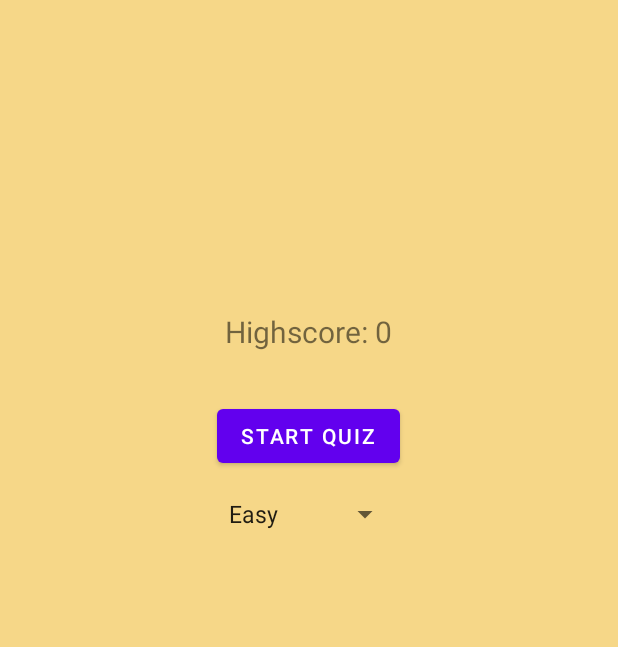
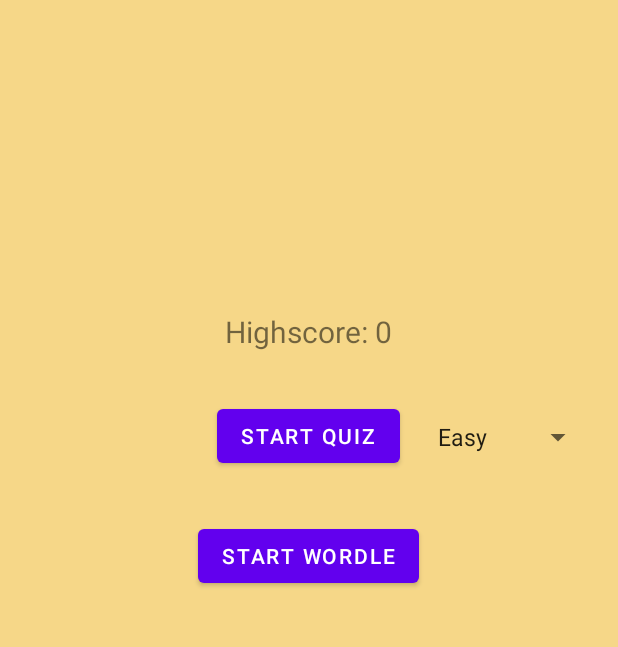
Before and after one commit to SamCull/CognitiveApp, an Android app: the screen it shows after launch (StartingScreenActivity), on a phone screen of 412 x 824 dp, the part 224-871 px from its top. Run offline under Robolectric (Android 15) with nearby library versions, the phone set to English and light mode, and no system bars.

Commit message:
Created new game button

```diff
--- a/app/src/main/java/com/vogella/android/cognitiveapp/StartingScreenActivity.java
+++ b/app/src/main/java/com/vogella/android/cognitiveapp/StartingScreenActivity.java
@@ -5,6 +5,7 @@ import androidx.appcompat.app.AppCompatActivity;
 
 import android.content.Intent;
 import android.content.SharedPreferences;
+import android.net.Uri;
 import android.os.Bundle;
 import android.view.View;
 import android.widget.ArrayAdapter;
@@ -24,10 +25,20 @@ public class StartingScreenActivity extends AppCompatActivity {
 
     private int highscore;
 
+    Button button_start_wordle;
+
     @Override
     protected void onCreate(Bundle savedInstanceState) {
         super.onCreate(savedInstanceState);
         setContentView(R.layout.activity_starting_screen);
+
+        button_start_wordle = findViewById(R.id.button_start_wordle);
+        button_start_wordle.setOnClickListener(new View.OnClickListener() {
+            @Override
+            public void onClick(View v) {
+                goLink("https://www.nytimes.com/games/wordle/index.html");
+            }
+        });
 
         textViewHighscore = findViewById(R.id.text_view_highscore);
         spinnerDifficulty = findViewById(R.id.spinner_difficulty);
@@ -48,6 +59,11 @@ public class StartingScreenActivity extends AppCompatActivity {
                 startQuiz();
             }
         });
+    }
+
+    private void goLink(String s) { //Class to fetch URL online
+        Uri uri = Uri.parse(s);
+        startActivity(new Intent(Intent.ACTION_VIEW,uri));
     }
 
     private void startQuiz() {
--- a/app/src/main/res/layout/activity_starting_screen.xml
+++ b/app/src/main/res/layout/activity_starting_screen.xml
@@ -36,12 +36,25 @@
         android:layout_centerInParent="true"
         android:text="Start Quiz" />
 
+    <Button
+        android:id="@+id/button_start_wordle"
+        android:layout_width="wrap_content"
+        android:layout_height="wrap_content"
+        android:layout_below="@+id/button_start_quiz"
+        android:layout_centerInParent="true"
+        android:layout_marginStart="32dp"
+        android:layout_marginTop="32dp"
+        android:layout_marginEnd="32dp"
+        android:layout_marginBottom="32dp"
+        android:text="Start Wordle" />
+
     <Spinner
         android:id="@+id/spinner_difficulty"
         android:layout_width="wrap_content"
         android:layout_height="wrap_content"
+        android:layout_below="@+id/button_start_quiz"
         android:layout_alignStart="@+id/button_start_quiz"
-        android:layout_below="@+id/button_start_quiz"
-        android:layout_marginTop="16dp" />
+        android:layout_marginStart="139dp"
+        android:layout_marginTop="-35dp" />
 
 </RelativeLayout>
```
